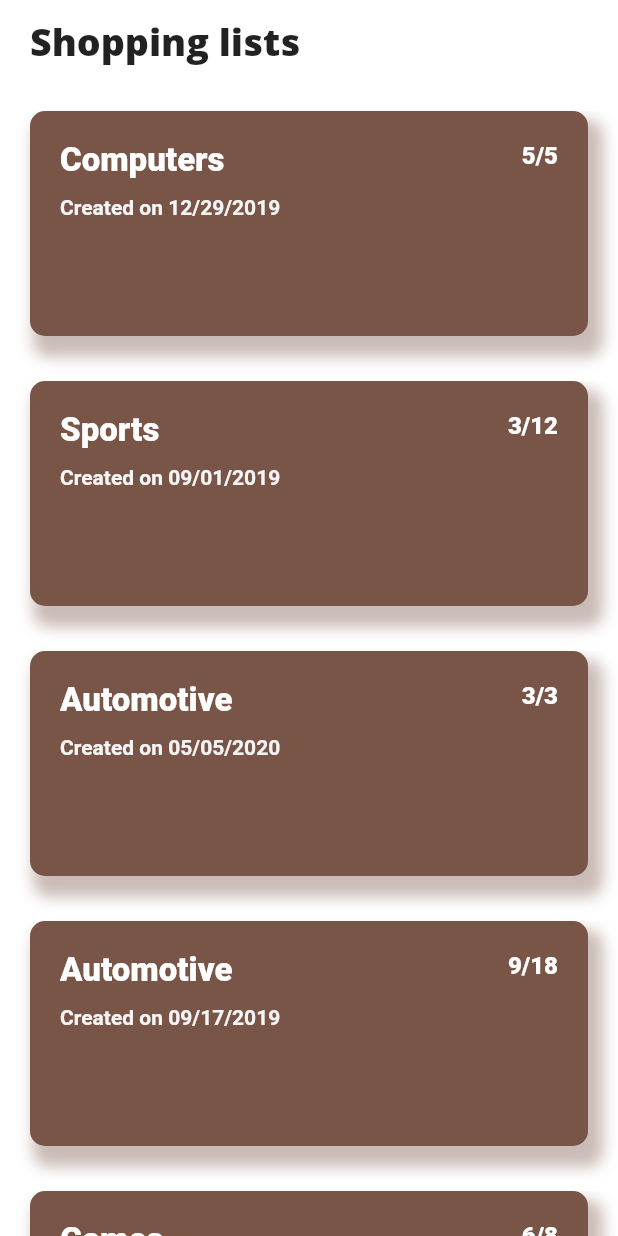
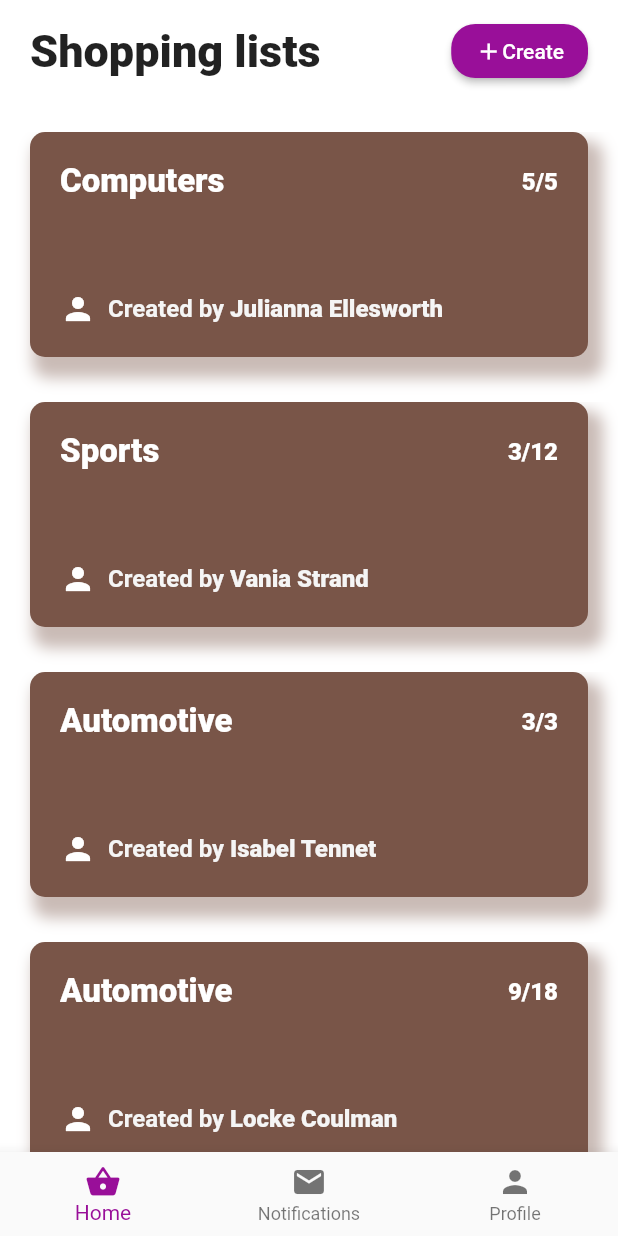
Before and after one commit to DStadnyk/flutter_poc, a Flutter app: the HomeScreen screen opened directly, on a phone screen of 412 x 824 dp. Run offline on Flutter 3.47's test engine with Material 2 defaults, Android fonts, the phone set to English and light mode, and no system bars; our stand-ins replace percent_indicator.

Commit message:
RS-48867: UI improvements, added create shopping list button and bottom nav bar

```diff
--- a/lib/model/shopping_list.dart
+++ b/lib/model/shopping_list.dart
@@ -7,15 +7,13 @@ class ShoppingList {
   String dateCreated;
   List<Product> rows;
 
-  ShoppingList(
-      {this.id, this.title, this.customerId, this.dateCreated, this.rows});
+  ShoppingList({this.id, this.title, this.customerId, this.rows});
 
   factory ShoppingList.fromJson(Map<String, dynamic> json) {
     return ShoppingList(
       id: json["id"] as int,
       title: json["title"] as String,
       customerId: json["customerId"] as String,
-      dateCreated: json["dateCreated"] as String,
       rows: (json['rows'] as List)
           .map((product) => Product.fromJson(product))
           .toList(),
--- a/lib/screens/home_screen.dart
+++ b/lib/screens/home_screen.dart
@@ -76,6 +76,7 @@ class _HomeScreenState extends State<HomeScreen> {
             color: Colors.white,
             child: Container(
               height: 150,
+              width: double.infinity,
               padding: EdgeInsets.all(20),
               margin: EdgeInsets.only(bottom: 30),
               decoration: BoxDecoration(
@@ -90,14 +91,14 @@ class _HomeScreenState extends State<HomeScreen> {
                   ),
                 ],
               ),
-              child: Row(
+              child: Column(
+                mainAxisSize: MainAxisSize.max,
                 mainAxisAlignment: MainAxisAlignment.spaceBetween,
-                crossAxisAlignment: CrossAxisAlignment.start,
-                mainAxisSize: MainAxisSize.max,
                 children: <Widget>[
-                  Column(
-                    crossAxisAlignment: CrossAxisAlignment.start,
+                  Row(
                     mainAxisSize: MainAxisSize.max,
+                    mainAxisAlignment: MainAxisAlignment.spaceBetween,
+                    crossAxisAlignment: CrossAxisAlignment.center,
                     children: <Widget>[
                       Text(
                         shoppingList.title,
@@ -107,23 +108,6 @@ class _HomeScreenState extends State<HomeScreen> {
                           fontWeight: FontWeight.w900,
                         ),
                       ),
-                      SizedBox(
-                        height: 10,
-                      ),
-                      Text(
-                        "Created on ${shoppingList.dateCreated}",
-                        style: TextStyle(
-                          fontSize: 14,
-                          fontWeight: FontWeight.w700,
-                          color: Colors.grey.shade100,
-                        ),
-                      )
-                    ],
-                  ),
-                  Column(
-                    crossAxisAlignment: CrossAxisAlignment.start,
-                    mainAxisSize: MainAxisSize.max,
-                    children: <Widget>[
                       Text(
                         "$leftToPick/${shoppingList.rows.length}",
                         style: TextStyle(
@@ -133,6 +117,38 @@ class _HomeScreenState extends State<HomeScreen> {
                       ),
                     ],
                   ),
+                  Row(
+                    mainAxisSize: MainAxisSize.max,
+                    crossAxisAlignment: CrossAxisAlignment.center,
+                    children: <Widget>[
+                      Icon(
+                        Icons.person,
+                        color: Colors.white,
+                      ),
+                      SizedBox(
+                        width: 8,
+                      ),
+                      RichText(
+                        text: TextSpan(
+                            style: TextStyle(
+                              fontSize: 16,
+                              fontWeight: FontWeight.w600,
+                              color: Colors.grey.shade100,
+                            ),
+                            children: [
+                              TextSpan(text: 'Created by '),
+                              TextSpan(
+                                text: shoppingList.customerId,
+                                style: TextStyle(
+                                  fontSize: 16,
+                                  fontWeight: FontWeight.w800,
+                                  color: Colors.grey.shade100,
+                                ),
+                              ),
+                            ]),
+                      ),
+                    ],
+                  )
                 ],
               ),
             ),
@@ -148,9 +164,29 @@ class _HomeScreenState extends State<HomeScreen> {
         sizeFactor: animation, child: _buildShoppingListCard(shoppingList));
   }
 
+  Widget _buildBottomNavigationBar() {
+    return BottomNavigationBar(
+      currentIndex: 0,
+      selectedItemColor: Color(0xff990f99),
+      items: [
+        BottomNavigationBarItem(
+          icon: new Icon(Icons.shopping_basket),
+          title: new Text('Home'),
+        ),
+        BottomNavigationBarItem(
+          icon: new Icon(Icons.mail),
+          title: new Text('Notifications'),
+        ),
+        BottomNavigationBarItem(
+            icon: Icon(Icons.person), title: Text('Profile'))
+      ],
+    );
+  }
+
   @override
   Widget build(BuildContext context) {
     return Scaffold(
+      bottomNavigationBar: _buildBottomNavigationBar(),
       body: SafeArea(
         child: AnnotatedRegion<SystemUiOverlayStyle>(
           value: SystemUiOverlayStyle.light,
@@ -169,17 +205,38 @@ class _HomeScreenState extends State<HomeScreen> {
                       right: 20.0,
                       top: 10,
                     ),
-                    child: Column(
+                    child: Row(
+                      mainAxisSize: MainAxisSize.max,
+                      crossAxisAlignment: CrossAxisAlignment.center,
+                      mainAxisAlignment: MainAxisAlignment.spaceBetween,
                       children: <Widget>[
                         Text(
                           "Shopping lists",
                           style: TextStyle(
                             fontWeight: FontWeight.w900,
-                            fontFamily: "OpenSans",
-                            fontSize: 25,
+                            fontSize: 30,
                           ),
                           textAlign: TextAlign.start,
                         ),
+                        MaterialButton(
+                          child: Row(
+                            children: <Widget>[
+                              Icon(
+                                Icons.add,
+                                color: Colors.white,
+                                size: 18,
+                              ),
+                              Text(
+                                'Create',
+                                style: TextStyle(color: Colors.white),
+                              ),
+                            ],
+                          ),
+                          onPressed: () {},
+                          shape: RoundedRectangleBorder(
+                              borderRadius: BorderRadius.circular(16)),
+                          color: Color(0xff990f99),
+                        )
                       ],
                     ),
                   ),
```
Also changed, not shown: lib/screens/shopping_list_details.dart (+34 -10 lines).
